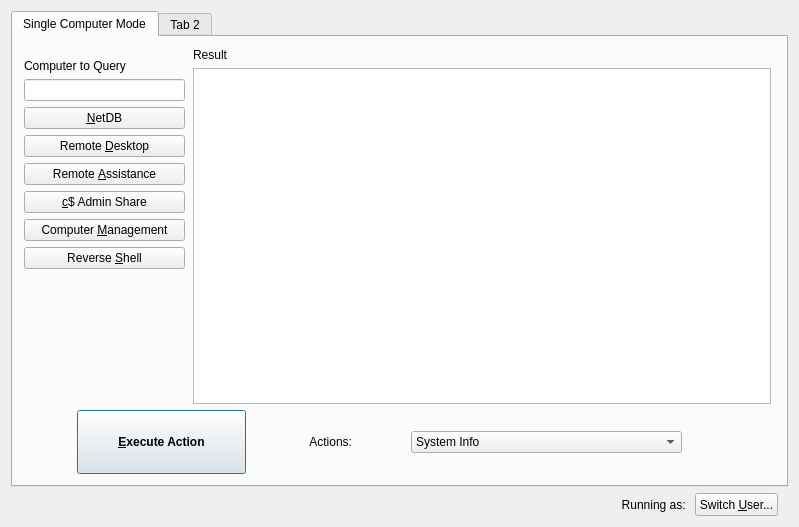
First picture: the form in mainwindow.ui, repository garlic-os/computer-status-neo, before the edit.
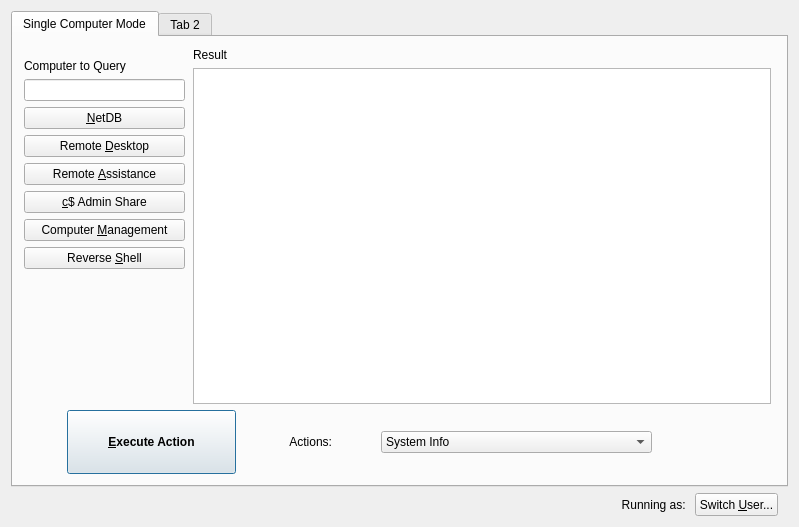
Second picture: the form after the edit.

Commit message:
Remove non-color styles
Man, I just want a normal, native-looking dark mode. Is that too much to ask for?

What changed in the file:
```diff
--- a/mainwindow.ui
+++ b/mainwindow.ui
@@ -248,6 +248,9 @@
         </item>
         <item>
          <layout class="QHBoxLayout" name="actionsBar">
+          <property name="sizeConstraint">
+           <enum>QLayout::SetDefaultConstraint</enum>
+          </property>
           <item>
            <widget class="QPushButton" name="buttonExecuteAction">
             <property name="sizePolicy">
@@ -357,13 +360,29 @@
             </item>
            </widget>
           </item>
+          <item>
+           <spacer name="horizontalSpacer_2">
+            <property name="orientation">
+             <enum>Qt::Horizontal</enum>
+            </property>
+            <property name="sizeType">
+             <enum>QSizePolicy::Maximum</enum>
+            </property>
+            <property name="sizeHint" stdset="0">
+             <size>
+              <width>40</width>
+              <height>20</height>
+             </size>
+            </property>
+           </spacer>
+          </item>
           <item>
            <spacer name="horizontalSpacer">
             <property name="orientation">
              <enum>Qt::Horizontal</enum>
             </property>
             <property name="sizeType">
-             <enum>QSizePolicy::Preferred</enum>
+             <enum>QSizePolicy::Ignored</enum>
             </property>
             <property name="sizeHint" stdset="0">
              <size>
```
Left out of the diff: 8 changed lines with no effect on the pictures. The commit also changes 2 other files.
